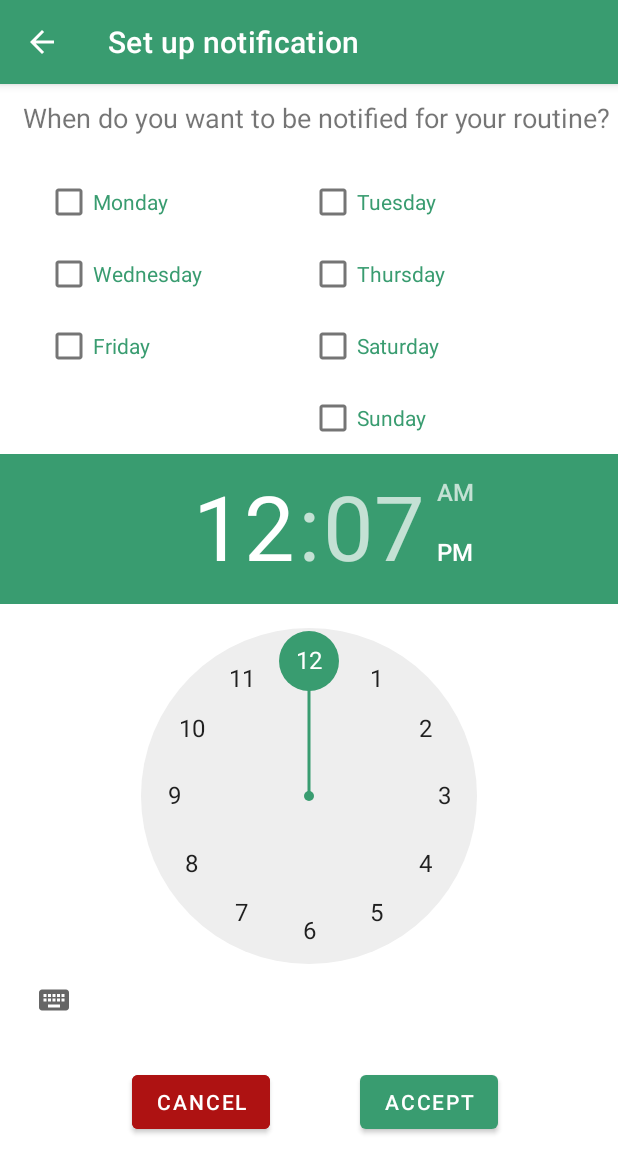
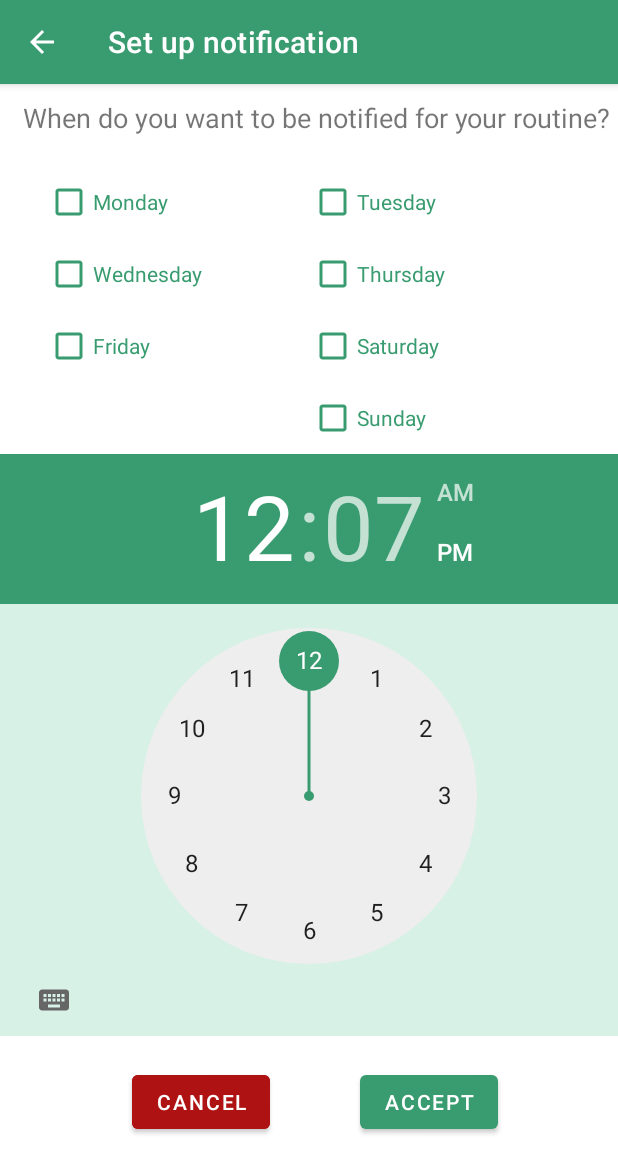
Before and after one commit to JuanOriana/fithub-mobile, an Android app: the NotificationActivity screen opened directly, with no data from a screen before it, on a phone screen of 412 x 824 dp. Shown: the top 1173 px of the screen. Run offline under Robolectric (Android 15) with nearby library versions, the phone set to English and light mode, and no system bars; network calls fail.

Commit message:
Checkbox color

```diff
--- a/app/src/main/res/layout/activity_notif.xml
+++ b/app/src/main/res/layout/activity_notif.xml
@@ -56,6 +56,7 @@
                     android:id="@+id/checkBox_mon"
                     android:layout_width="match_parent"
                     android:layout_height="wrap_content"
+                    android:buttonTint="@color/fithub_green"
                     android:text="@string/monday"
                     android:textColor="@color/fithub_green" />
 
@@ -63,6 +64,7 @@
                     android:id="@+id/checkBox_wed"
                     android:layout_width="match_parent"
                     android:layout_height="wrap_content"
+                    android:buttonTint="@color/fithub_green"
                     android:text="@string/wednesday"
                     android:textColor="@color/fithub_green" />
 
@@ -70,6 +72,7 @@
                     android:id="@+id/checkBox_fri"
                     android:layout_width="match_parent"
                     android:layout_height="wrap_content"
+                    android:buttonTint="@color/fithub_green"
                     android:text="@string/friday"
                     android:textColor="@color/fithub_green" />
             </LinearLayout>
@@ -84,6 +87,7 @@
                     android:id="@+id/checkBox_tue"
                     android:layout_width="match_parent"
                     android:layout_height="wrap_content"
+                    android:buttonTint="@color/fithub_green"
                     android:text="@string/tuesday"
                     android:textColor="@color/fithub_green" />
 
@@ -91,6 +95,7 @@
                     android:id="@+id/checkBox_thu"
                     android:layout_width="match_parent"
                     android:layout_height="wrap_content"
+                    android:buttonTint="@color/fithub_green"
                     android:text="@string/thursday"
                     android:textColor="@color/fithub_green" />
 
@@ -98,6 +103,7 @@
                     android:id="@+id/checkBox_sat"
                     android:layout_width="match_parent"
                     android:layout_height="wrap_content"
+                    android:buttonTint="@color/fithub_green"
                     android:text="@string/saturday"
                     android:textColor="@color/fithub_green" />
 
@@ -105,6 +111,7 @@
                     android:id="@+id/checkBox_sun"
                     android:layout_width="match_parent"
                     android:layout_height="wrap_content"
+                    android:buttonTint="@color/fithub_green"
                     android:text="@string/sunday"
                     android:textColor="@color/fithub_green" />
             </LinearLayout>
@@ -114,6 +121,7 @@
             android:id="@+id/notif_tp"
             android:layout_width="0dp"
             android:layout_height="wrap_content"
+            android:background="#D8F1E6"
             app:layout_constraintEnd_toEndOf="parent"
             app:layout_constraintStart_toStartOf="parent"
             app:layout_constraintTop_toBottomOf="@+id/linearLayout2" />
```
